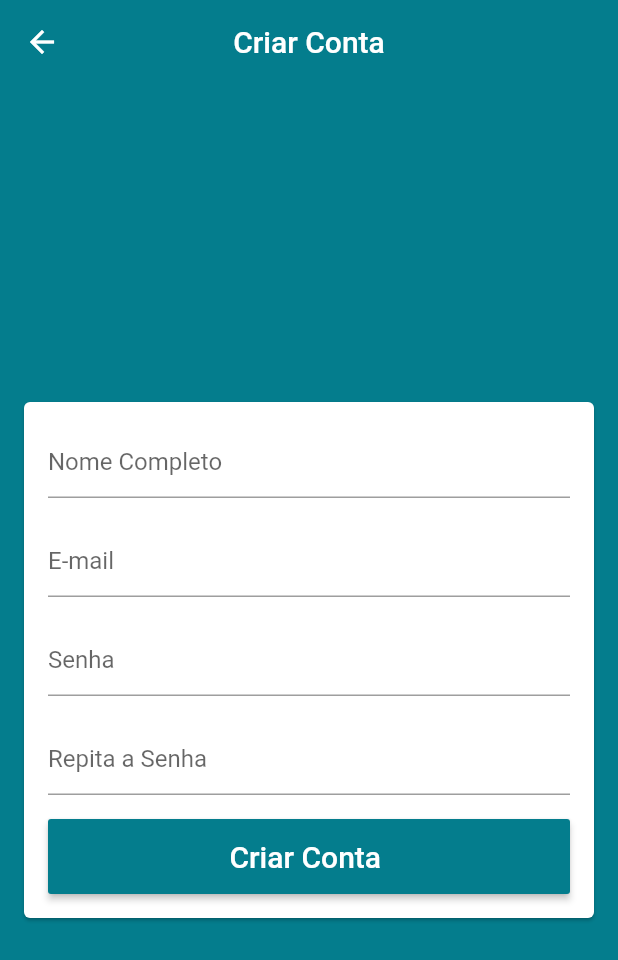
After one commit to Dandy27/loja-virtual-app, a Flutter app: the screen it shows after launch, after a tap on "CRIAR CONTA", on a phone screen of 412 x 824 dp. The commit adds this screen. Shown: the top 960 px of the screen. Run offline on Flutter 3.47's test engine with Material 2 defaults, Android fonts, the phone set to English and light mode, and no system bars; our stand-ins replace cloud_firestore, firebase_auth; accounts and stored records are empty.

Commit message:
Criando a tela de cadastro

```diff
--- a/dandy27_store/lib/main.dart
+++ b/dandy27_store/lib/main.dart
@@ -1,5 +1,6 @@
 import 'package:dandy27_store/models/user_manager.dart';
 import 'package:dandy27_store/screens/base/base_screen.dart';
+import 'package:dandy27_store/screens/base/signup/signup_screen.dart';
 import 'package:flutter/material.dart';
 import 'package:cloud_firestore/cloud_firestore.dart';
 import 'package:flutter/painting.dart';
@@ -22,12 +23,19 @@ class MyApp extends StatelessWidget {
         theme: ThemeData(
           primaryColor: const Color.fromARGB(255, 4, 125, 141),
           scaffoldBackgroundColor: const Color.fromARGB(255, 4, 125, 141),
-          appBarTheme: const AppBarTheme(
-            elevation: 0
-          ),
+          appBarTheme: const AppBarTheme(elevation: 0),
           visualDensity: VisualDensity.adaptivePlatformDensity,
         ),
-        home: BaseScreen(),
+        initialRoute: '/base',
+        onGenerateRoute: (settings) {
+          switch (settings.name) {
+            case '/signup':
+              return MaterialPageRoute(builder: (_) => SignUpScreen());
+            case '/base':
+            default:
+              return MaterialPageRoute(builder: (_) => BaseScreen());
+          }
+        },
       ),
     );
   }
--- a/dandy27_store/lib/screens/base/login/login_screen.dart
+++ b/dandy27_store/lib/screens/base/login/login_screen.dart
@@ -18,6 +18,14 @@ class LoginScreen extends StatelessWidget {
       appBar: AppBar(
         title: const Text('Entrar'),
         centerTitle: true,
+        actions: [
+          FlatButton(
+              onPressed: () {
+                Navigator.of(context).pushReplacementNamed('/signup');
+              },
+              textColor: Colors.white,
+              child: Text(
+              'CRIAR CONTA'))],
       ),
       body: Center(
         child: Card(
@@ -89,8 +97,9 @@ class LoginScreen extends StatelessWidget {
                         textColor: Colors.white,
                         child: userManager.loading
                             ? CircularProgressIndicator(
-                          valueColor: AlwaysStoppedAnimation(Colors.white),
-                        )
+                                valueColor:
+                                    AlwaysStoppedAnimation(Colors.white),
+                              )
                             : const Text(
                                 'Entrar',
                                 style: TextStyle(fontSize: 20),
--- /dev/null
+++ b/dandy27_store/lib/screens/base/signup/signup_screen.dart
@@ -0,0 +1,58 @@
+import 'package:flutter/material.dart';
+
+class SignUpScreen extends StatelessWidget {
+  @override
+  Widget build(BuildContext context) {
+    return Scaffold(
+      appBar: AppBar(
+        title: const Text('Criar Conta'),
+        centerTitle: true,
+      ),
+      body: Center(
+        child: Card(
+          margin: const EdgeInsets.symmetric(horizontal: 16),
+          child: ListView(
+            padding: const EdgeInsets.all(16),
+            shrinkWrap: true,
+            children: [
+              TextFormField(
+                decoration: const InputDecoration(hintText: 'Nome Completo'),
+              ),
+              const SizedBox(height: 18),
+              TextFormField(
+                decoration: const InputDecoration(hintText: 'E-mail'),
+                keyboardType: TextInputType.emailAddress,
+              ),
+              const SizedBox(height: 18),
+              TextFormField(
+                decoration: const InputDecoration(hintText: 'Senha'),
+                obscureText: true,
+              ),
+              const SizedBox(height: 18),
+              TextFormField(
+                decoration: const InputDecoration(hintText: 'Repita a Senha'),
+                obscureText: true,
+              ),
+              SizedBox(
+                height: 16,
+              ),
+              SizedBox(
+                height: 50,
+                child: RaisedButton(
+                  onPressed: () {},
+                  color: Theme.of(context).primaryColor,
+                  disabledColor: Theme.of(context).primaryColor.withAlpha(100),
+                  textColor: Colors.white,
+                  child: Text(
+                    'Criar Conta ',
+                    style: TextStyle(fontSize: 20),
+                  ),
+                ),
+              )
+            ],
+          ),
+        ),
+      ),
+    );
+  }
+}
```
